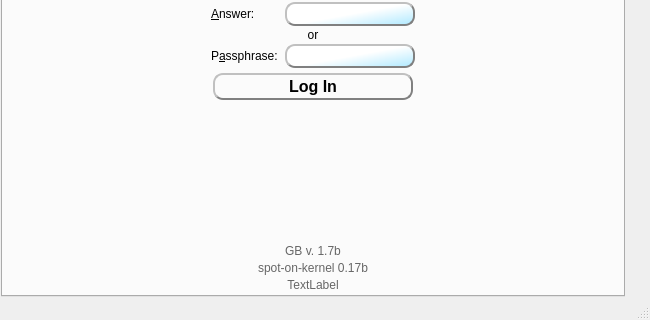
xloem/spot-on-svn, file GoldBug-UI/controlcenter.ui: the form before one commit; both pictures show x 0 to 650 and y 586 to 906 of the 650 by 906 pixel window.
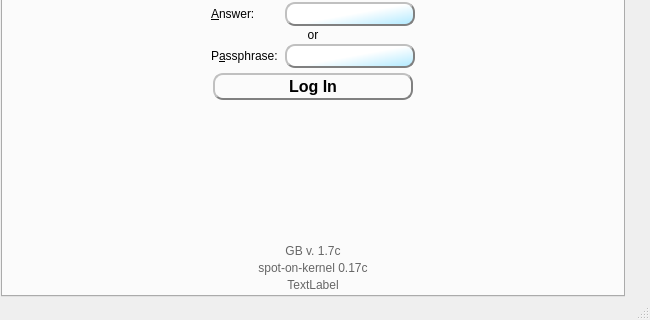
The form after the commit. Icons and pictures are not drawn. Custom widgets are drawn as their Qt base class.

Diff of the .ui file:
```diff
--- a/GoldBug-UI/controlcenter.ui
+++ b/GoldBug-UI/controlcenter.ui
@@ -10648,7 +10648,7 @@
                <string>&lt;html&gt;&lt;head/&gt;&lt;body&gt;&lt;p align=&quot;center&quot;&gt;A minimalistic &lt;br/&gt;desktop messenger GUI&lt;br/&gt;for the messaging library of&lt;br/&gt;http://spot-on.sf.net.&lt;/p&gt;&lt;/body&gt;&lt;/html&gt;</string>
               </property>
               <property name="text">
-               <string>&lt;html&gt;&lt;head/&gt;&lt;body&gt;&lt;p&gt;&lt;span style=&quot; color:#666666;&quot;&gt;GB v. 1.7b&lt;/span&gt;&lt;/p&gt;&lt;/body&gt;&lt;/html&gt;</string>
+               <string>&lt;html&gt;&lt;head/&gt;&lt;body&gt;&lt;p&gt;&lt;span style=&quot; color:#666666;&quot;&gt;GB v. 1.7c&lt;/span&gt;&lt;/p&gt;&lt;/body&gt;&lt;/html&gt;</string>
               </property>
               <property name="alignment">
                <set>Qt::AlignCenter</set>
@@ -10681,7 +10681,7 @@
             <property name="text">
              <string>&lt;html&gt;&lt;head/&gt;&lt;body&gt;&lt;p&gt;&lt;a href=&quot;http://sourceforge.net/p/spot-on/code/HEAD/tree/branches/Documentation/RELEASE-NOTES&quot;&gt;
 &lt;span style=&quot; text-decoration: none; color:#666666;&quot;&gt;
-spot-on-kernel&lt;/span&gt;&lt;/a&gt;&lt;span style=&quot; color:#666666;&quot;&gt; 0.17b&lt;/span&gt;&lt;/p&gt;&lt;/body&gt;&lt;/html&gt;</string>
+spot-on-kernel&lt;/span&gt;&lt;/a&gt;&lt;span style=&quot; color:#666666;&quot;&gt; 0.17c&lt;/span&gt;&lt;/p&gt;&lt;/body&gt;&lt;/html&gt;</string>
             </property>
             <property name="alignment">
              <set>Qt::AlignCenter</set>
```
